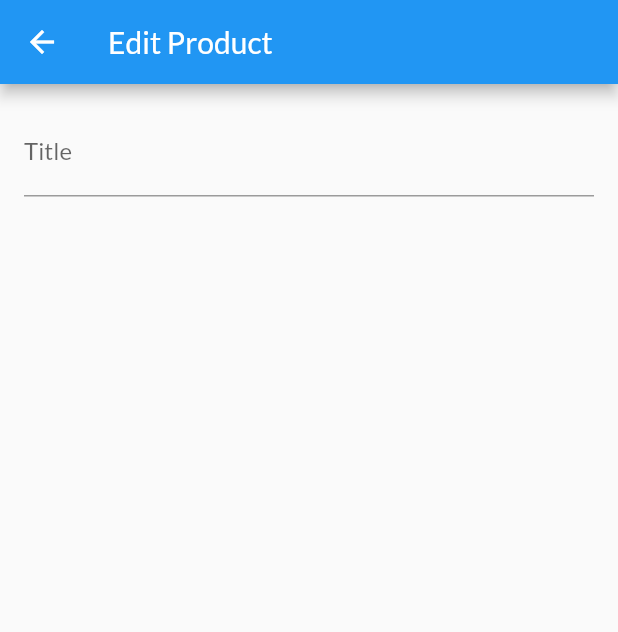
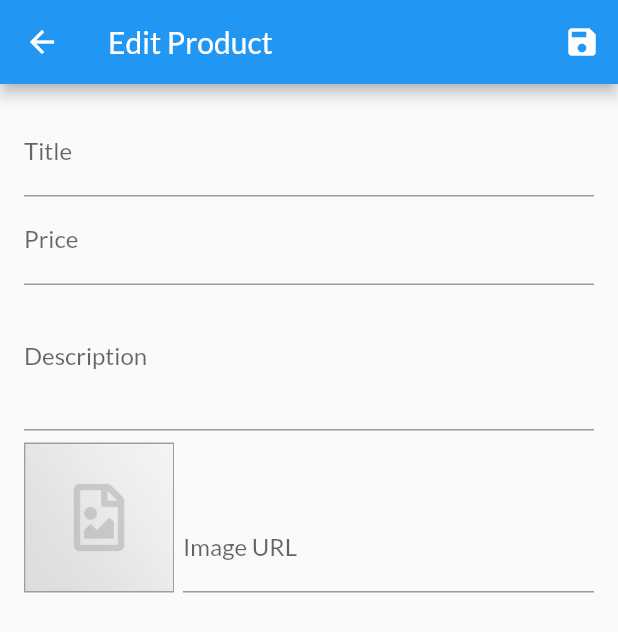
Before and after one commit to vladislavkovaliov/shop_app, a Flutter app: the EditProductScreen screen opened by its route, on a phone screen of 412 x 824 dp. Shown: the top 632 px of the screen. Run offline on Flutter 3.47's test engine with Material 2 defaults, Android fonts, the phone set to English and light mode, and no system bars; network calls fail.

Commit message:
adds edit product inputs

```diff
--- a/lib/screens/edit_product_screen.dart
+++ b/lib/screens/edit_product_screen.dart
@@ -10,27 +10,146 @@ class EditProductScreen extends StatefulWidget {
 }
 
 class _EditProductScreenState extends State<EditProductScreen> {
+  final _priceFocusNode = FocusNode();
+  final _descriptionFocusNode = FocusNode();
+  final _imageUrlFocusNode = FocusNode();
+
+  final _imageUrlController = TextEditingController();
+
+  @override
+  void initState() {
+    _imageUrlFocusNode.addListener(_updateImageUrl);
+
+    super.initState();
+  }
+
+  void _updateImageUrl() {
+    if (!_imageUrlFocusNode.hasFocus) {
+      setState(() {});
+    }
+  }
+
+  void _saveForm() {}
+
   @override
   Widget build(BuildContext context) {
-    return Scaffold(
+    return GestureDetector(
+      onTap: () {
+        FocusScope.of(context).unfocus();
+      },
+      child: Scaffold(
         appBar: AppBar(
           title: const Text('Edit Product'),
+          actions: [
+            IconButton(
+              onPressed: _saveForm,
+              icon: const Icon(Icons.save),
+            ),
+          ],
         ),
         body: Padding(
           padding: const EdgeInsets.all(16.0),
           child: Form(
-          child: ListView(
+            child: SingleChildScrollView(
+              child: Column(
                 children: [
                   TextFormField(
-                decoration: InputDecoration(
+                    decoration: const InputDecoration(
                       labelText: 'Title',
                     ),
                     textInputAction: TextInputAction.next,
+                    onFieldSubmitted: (_) {
+                      FocusScope.of(context).requestFocus(_priceFocusNode);
+                    },
+                  ),
+                  TextFormField(
+                    decoration: const InputDecoration(
+                      labelText: 'Price',
+                    ),
+                    textInputAction: TextInputAction.next,
+                    keyboardType: const TextInputType.numberWithOptions(
+                      decimal: true,
+                      signed: true,
+                    ),
+                    focusNode: _priceFocusNode,
+                    onFieldSubmitted: (_) {
+                      FocusScope.of(context)
+                          .requestFocus(_descriptionFocusNode);
+                    },
+                  ),
+                  TextFormField(
+                    decoration: const InputDecoration(
+                      labelText: 'Description',
+                    ),
+                    keyboardType: TextInputType.multiline,
+                    focusNode: _descriptionFocusNode,
+                    onFieldSubmitted: (_) {
+                      FocusScope.of(context).requestFocus(_imageUrlFocusNode);
+                    },
+                    maxLines: 3,
+                  ),
+                  Row(
+                    crossAxisAlignment: CrossAxisAlignment.end,
+                    children: [
+                      Container(
+                        width: 100,
+                        height: 100,
+                        margin: const EdgeInsets.only(top: 8),
+                        decoration: BoxDecoration(
+                          border: Border.all(
+                            width: 1,
+                            color: Colors.grey,
+                          ),
+                        ),
+                        child: _imageUrlController.text.isEmpty
+                            ? Image.asset(
+                                'assets/images/placeholder.jpeg',
+                                fit: BoxFit.cover,
+                              )
+                            : FittedBox(
+                                child: Image.network(
+                                  _imageUrlController.text,
+                                  fit: BoxFit.cover,
+                                ),
+                              ),
+                      ),
+                      Expanded(
+                        child: Padding(
+                          padding: const EdgeInsets.only(left: 6.0),
+                          child: TextFormField(
+                            decoration: const InputDecoration(
+                              labelText: 'Image URL',
+                            ),
+                            keyboardType: TextInputType.url,
+                            controller: _imageUrlController,
+                            focusNode: _imageUrlFocusNode,
+                            textInputAction: TextInputAction.done,
+                            onFieldSubmitted: (value) {
+                              _saveForm();
+                            },
+                          ),
+                        ),
                       ),
                     ],
+                  )
+                ],
+              ),
+            ),
           ),
         ),
       ),
     );
   }
+
+  @override
+  void dispose() {
+    _priceFocusNode.dispose();
+    _descriptionFocusNode.dispose();
+    _imageUrlFocusNode.dispose();
+    _imageUrlFocusNode.removeListener(_updateImageUrl);
+
+    _imageUrlController.dispose();
+
+    super.dispose();
   }
+}
--- a/pubspec.yaml
+++ b/pubspec.yaml
@@ -60,9 +60,9 @@ flutter:
   uses-material-design: true
 
   # To add assets to your application, add an assets section, like this:
-  # assets:
-  #   - images/a_dot_burr.jpeg
-  #   - images/a_dot_ham.jpeg
+  assets:
+    - assets/images/placeholder.jpeg
+
 
   # An image asset can refer to one or more resolution-specific "variants", see
   # https://flutter.dev/assets-and-images/#resolution-aware.
```
Also changed, not shown: assets/images/placeholder.jpeg (added). Lines whose indentation alone changed are shown as unchanged.
